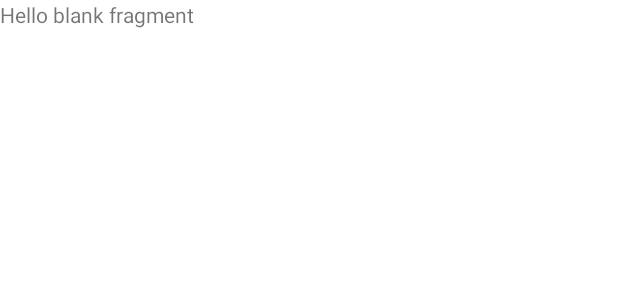
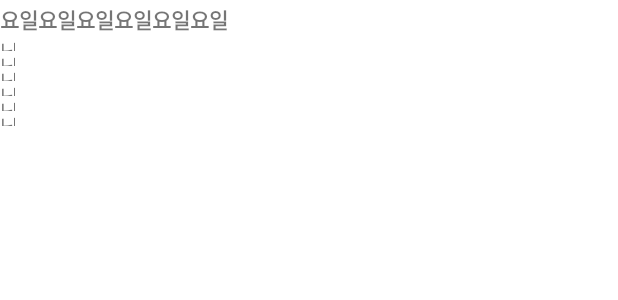
Before and after one commit to jyoon75/Meonail, an Android app: the layout fragment_calendar.xml on its own in the app's theme, with its tools: preview values and no code run, on a phone screen of 412 x 824 dp. Shown: the top 300 px of the screen. Run offline under Robolectric (Android 15) with nearby library versions, the phone set to English and light mode, and no system bars.

Commit message:
이미지 접근 권한 설정, 로그인 액티비티 생성, 캘린더 작업 중

```diff
--- a/app/src/main/res/layout/fragment_calendar.xml
+++ b/app/src/main/res/layout/fragment_calendar.xml
@@ -1,14 +1,34 @@
 <?xml version="1.0" encoding="utf-8"?>
-<FrameLayout xmlns:android="http://schemas.android.com/apk/res/android"
+<LinearLayout xmlns:android="http://schemas.android.com/apk/res/android"
     xmlns:tools="http://schemas.android.com/tools"
     android:layout_width="match_parent"
     android:layout_height="match_parent"
+    xmlns:app="http://schemas.android.com/apk/res-auto"
+    android:orientation="vertical"
     tools:context=".CalendarFragment">
 
-    <!-- TODO: Update blank fragment layout -->
-    <TextView
-        android:layout_width="match_parent"
-        android:layout_height="match_parent"
-        android:text="@string/hello_blank_fragment" />
+    <!-- 요일 리스트 -->
+    <androidx.recyclerview.widget.RecyclerView
+        android:id="@+id/rv_weeklist"
+        android:layout_width="wrap_content"
+        android:layout_height="wrap_content"
+        android:layout_marginTop="2dp"
+        android:layout_marginBottom="2dp"
+        android:numColumns="7"
+        android:orientation="horizontal"
+        app:layoutManager="androidx.recyclerview.widget.GridLayoutManager"
+        tools:itemCount="7"
+        tools:listitem="@layout/item_week" />
 
-</FrameLayout>
+    <!-- 커스텀 캘린더뷰 -->
+    <androidx.recyclerview.widget.RecyclerView
+        android:id="@+id/rv_calendar"
+        android:layout_width="wrap_content"
+        android:layout_height="wrap_content"
+        android:layout_marginBottom="2dp"
+        android:numColumns="7"
+        app:layoutManager="androidx.recyclerview.widget.GridLayoutManager"
+        tools:itemCount="31"
+        tools:listitem="@layout/item_day" />
+
+</LinearLayout>
--- /dev/null
+++ b/app/src/main/res/layout/item_day.xml
@@ -0,0 +1,22 @@
+<?xml version="1.0" encoding="utf-8"?>
+<RelativeLayout xmlns:android="http://schemas.android.com/apk/res/android"
+    android:id="@+id/rl_date"
+    android:layout_width="10dp"
+    android:layout_height="10dp">
+
+    <ImageView
+        android:id="@+id/iv_date"
+        android:layout_width="match_parent"
+        android:layout_height="match_parent"
+        android:scaleType="centerCrop"
+        android:layout_centerInParent="true" />
+
+    <TextView
+        android:id="@+id/tv_date"
+        android:layout_width="match_parent"
+        android:layout_height="match_parent"
+        android:layout_centerInParent="true"
+        android:gravity="center_horizontal|top"
+        android:text="@string/_0" />
+
+</RelativeLayout>
--- /dev/null
+++ b/app/src/main/res/layout/item_week.xml
@@ -0,0 +1,16 @@
+<?xml version="1.0" encoding="utf-8"?>
+<LinearLayout xmlns:android="http://schemas.android.com/apk/res/android"
+    android:id="@+id/ll_week"
+    android:layout_width="wrap_content"
+    android:layout_height="20dp">
+
+    <TextView
+        android:id="@+id/tv_day_of_week"
+        android:layout_width="match_parent"
+        android:layout_height="match_parent"
+        android:layout_gravity="center"
+        android:gravity="center"
+        android:text="@string/calrender_day"
+        android:textStyle="bold"/>
+
+</LinearLayout>
--- a/app/src/main/res/values-land/dimens.xml
+++ b/app/src/main/res/values-land/dimens.xml
@@ -1,3 +1,3 @@
 <resources>
- <dimen name="activity_horizontal_margin">48dp</dimen>
+    <dimen name="activity_horizontal_margin">48dp</dimen>
 </resources>
--- a/app/src/main/res/values-w1240dp/dimens.xml
+++ b/app/src/main/res/values-w1240dp/dimens.xml
@@ -1,3 +1,3 @@
 <resources>
- <dimen name="activity_horizontal_margin">200dp</dimen>
+    <dimen name="activity_horizontal_margin">200dp</dimen>
 </resources>
--- a/app/src/main/res/values-w600dp/dimens.xml
+++ b/app/src/main/res/values-w600dp/dimens.xml
@@ -1,3 +1,3 @@
 <resources>
- <dimen name="activity_horizontal_margin">48dp</dimen>
+    <dimen name="activity_horizontal_margin">48dp</dimen>
 </resources>
--- a/app/src/main/res/values/strings.xml
+++ b/app/src/main/res/values/strings.xml
@@ -1,12 +1,28 @@
 <resources>
     <string name="app_name">Meonail</string>
+    <string name="hello_blank_fragment">화면</string>
+
+    <!-- 바텀 네비게이션 바 -->
     <string name="title_calendar">캘린더</string>
     <string name="title_memory">추억</string>
     <string name="title_home">홈</string>
     <string name="title_wish">위시</string>
     <string name="title_mypage">마이페이지</string>
-    <!-- TODO: Remove or change this placeholder text -->
-    <string name="hello_blank_fragment">Hello blank fragment</string>
+
+    <!-- 캘린더 -->
+    <string name="calrender_day">요일</string>
+    <string name="_0">날짜</string>
+
+    <!-- 드롭다운 메뉴 항목 -->
+    <string-array name="category_array">
+        <item>영화</item>
+        <item>드라마</item>
+        <item>책</item>
+        <item>공연</item>
+        <item>음악</item>
+    </string-array>
+
+    <!-- 로그인(기본 생성된 것으로 필요 시 조정해주세요) -->
     <string name="title_activity_login">LoginActivity</string>
     <string name="prompt_email">Email</string>
     <string name="prompt_password">Password</string>
@@ -16,14 +32,4 @@
     <string name="invalid_username">Not a valid username</string>
     <string name="invalid_password">Password must be >5 characters</string>
     <string name="login_failed">"Login failed"</string>
-
-
-    <!-- 드롭다운 메뉴 항목 -->
-    <string-array name="category_array">
-        <item>영화</item>
-        <item>드라마</item>
-        <item>책</item>
-        <item>공연</item>
-        <item>음악</item>
-    </string-array>
 </resources>
```
Also changed, not shown: app/src/main/AndroidManifest.xml (+5 -6 lines), app/src/main/java/CalenderAdapter.kt (added, +11 -0 lines), app/src/main/java/com/example/meonail/CalenderDay.kt (added, +8 -0 lines), app/src/main/java/com/example/meonail/MainActivity.kt (+43 -3 lines), app/src/main/java/com/example/meonail/ui/login/LoggedInUserView.kt (added, +9 -0 lines), app/src/main/java/com/example/meonail/ui/login/LoginActivity.kt (added, +130 -0 lines), app/src/main/java/com/example/meonail/ui/login/LoginFormState.kt (added, +10 -0 lines), app/src/main/java/com/example/meonail/ui/login/LoginResult.kt (added, +9 -0 lines), app/src/main/java/com/example/meonail/ui/login/LoginViewModel.kt (added, +55 -0 lines), app/src/main/java/com/example/meonail/ui/login/LoginViewModelFactory.kt (added, +25 -0 lines), app/src/main/res/layout-w1240dp/activity_login.xml (added, +69 -0 lines), app/src/main/res/layout-w936dp/activity_login.xml (added, +76 -0 lines), app/src/main/res/layout/activity_login.xml (added, +69 -0 lines).
